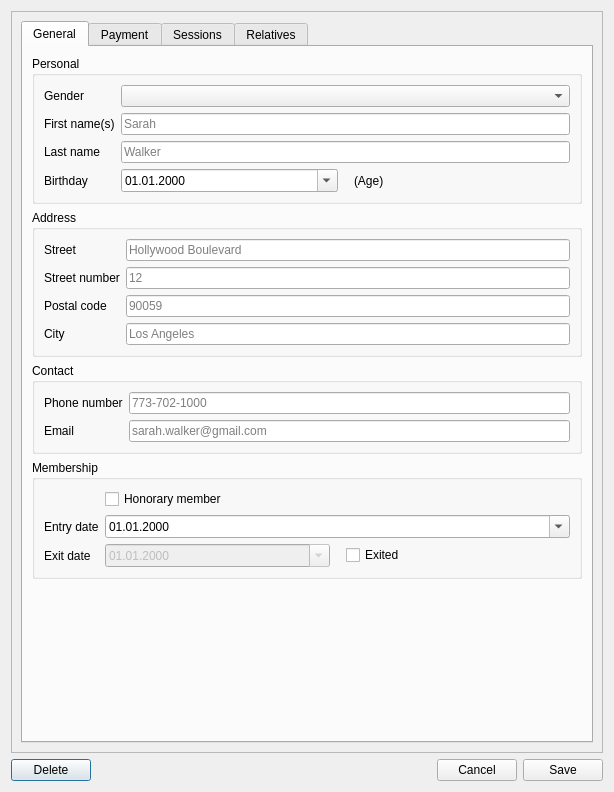
This is packages/memmer/gui/ui_files/MemberDialog.ui in Krzmbrzl/memmer as Qt 5 draws it before an edit. The edited form follows.
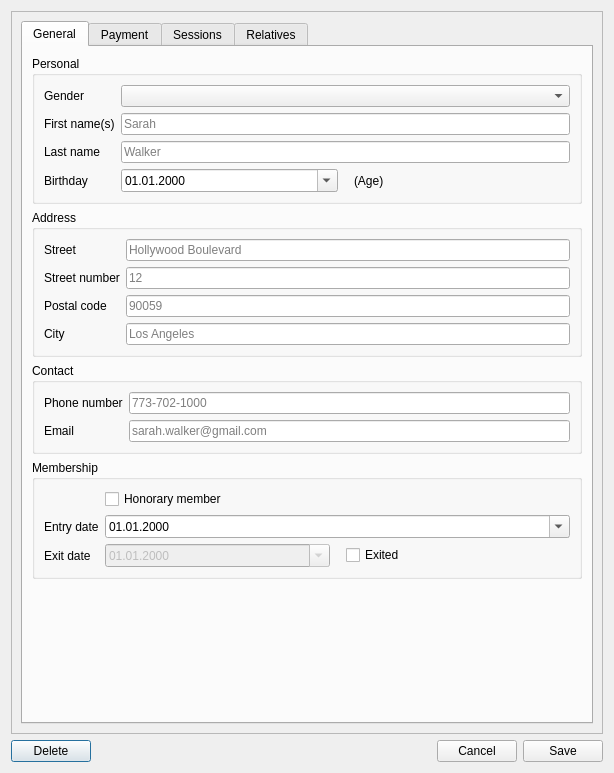
This is the edited form. Custom widgets are drawn as their Qt base class.

Commit message: Implement deduction of city from postal code

The edit to the form file:
```diff
--- a/packages/memmer/gui/ui_files/MemberDialog.ui
+++ b/packages/memmer/gui/ui_files/MemberDialog.ui
@@ -7,7 +7,7 @@
     <x>0</x>
     <y>0</y>
     <width>614</width>
-    <height>792</height>
+    <height>773</height>
    </rect>
   </property>
   <property name="windowTitle">
@@ -24,8 +24,8 @@
        <rect>
         <x>0</x>
         <y>0</y>
-        <width>598</width>
-        <height>734</height>
+        <width>577</width>
+        <height>728</height>
        </rect>
       </property>
       <layout class="QVBoxLayout" name="verticalLayout_3">
```
Left out of the diff: 76 changed lines with no effect on the pictures. The commit also changes 2 other files.
